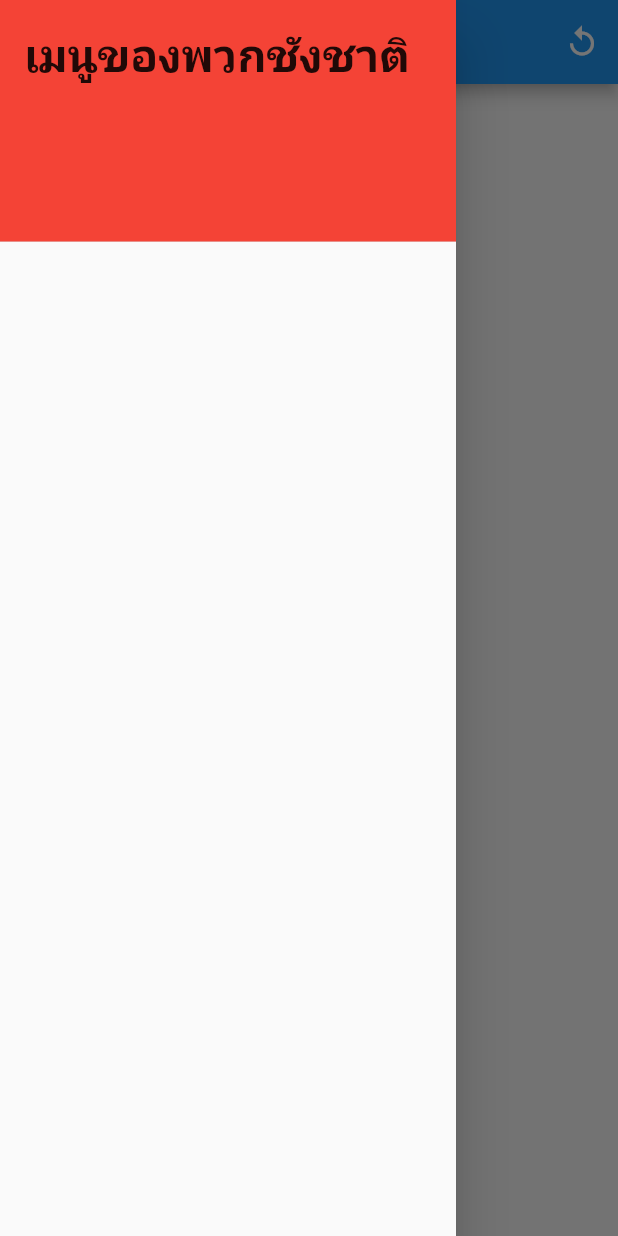
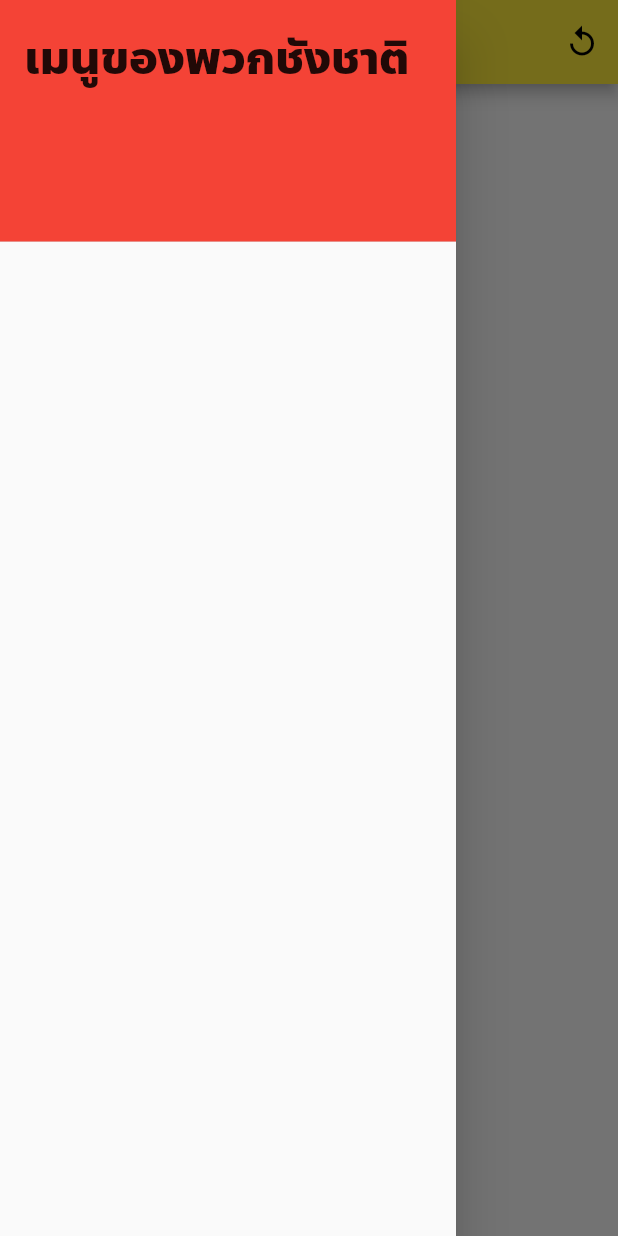
Before and after one commit to leomotors/daily_salim_quote, a Flutter app: the screen it shows after launch, with the side drawer open, on a phone screen of 412 x 824 dp. Run offline on Flutter 3.47's test engine with Material 2 defaults, Android fonts, the light colour scheme and no system bars; network calls fail.

Commit message:
application theme

```diff
--- a/lib/main.dart
+++ b/lib/main.dart
@@ -13,9 +13,11 @@ class MyApp extends StatelessWidget {
     return MaterialApp(
       title: 'Flutter Demo',
       theme: ThemeData(
-        primarySwatch: Colors.blue,
+        primarySwatch: Colors.yellow,
+        fontFamily: "Anakotmai",
       ),
       home: MyHomePage(title: 'Flutter Demo Home Page'),
+
     );
   }
 }
```
Also changed, not shown: pubspec.yaml (+10 -41 lines), assets/fonts/Anakotmai-Bold.ttf (added), assets/fonts/Anakotmai-Light.ttf (added), assets/fonts/Anakotmai-Medium.ttf (added).
